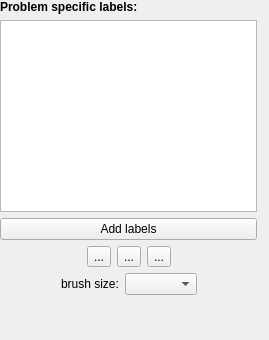
Qt form ilastik/applets/labeling/labelingDrawer.ui (ilastik/ilastik) before a commit.
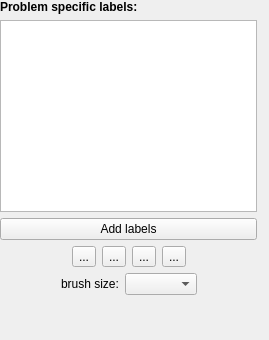
The same form after that commit. Custom widgets are drawn as their Qt base class.

Commit message: Add window-leveling to object classification, labeling and counting

Patch:
```diff
--- a/ilastik/applets/labeling/labelingDrawer.ui
+++ b/ilastik/applets/labeling/labelingDrawer.ui
@@ -127,6 +127,13 @@
          </property>
         </widget>
        </item>
+       <item>
+        <widget class="QToolButton" name="thresToolButton">
+         <property name="text">
+          <string>...</string>
+         </property>
+        </widget>
+       </item>
        <item>
         <spacer name="horizontalSpacer">
          <property name="orientation">
```
The commit also changes 6 other files.
